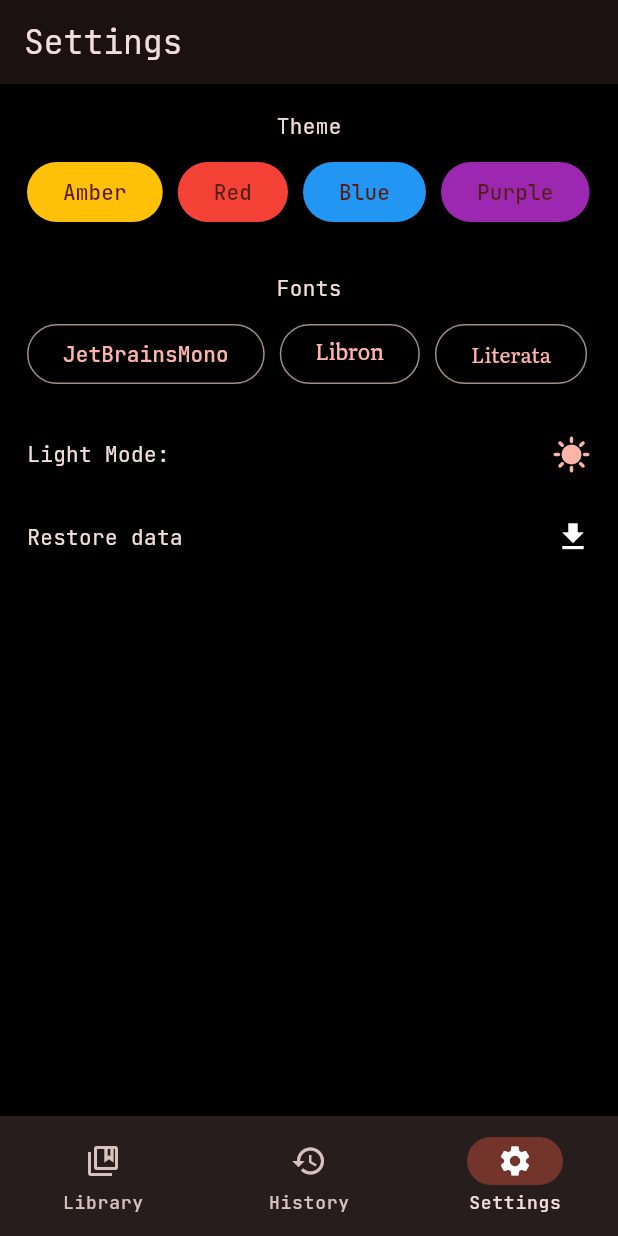
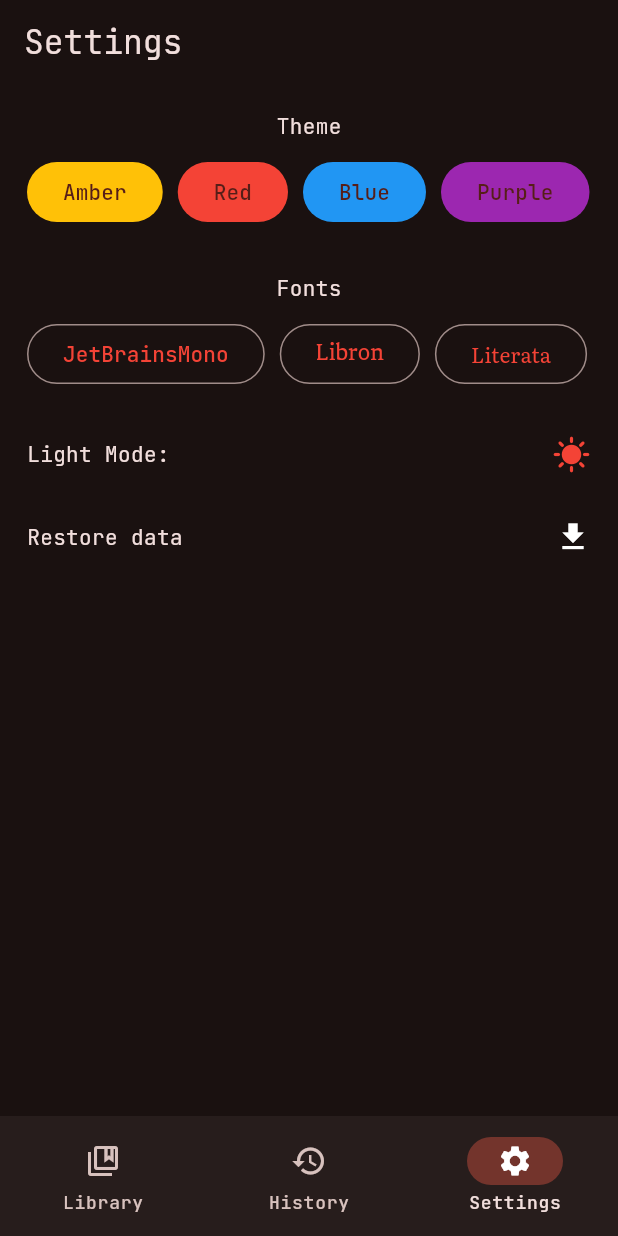
Before and after one commit to Kawa37/flutter-nvls, a Flutter app: the screen it shows after launch, swiped to page 3, on a phone screen of 412 x 824 dp. Run offline on Flutter 3.47's test engine with Material 3 defaults, Android fonts, the phone set to English and light mode, and no system bars; our stand-ins replace expandable_text, flutter_slidable, hive, hive_flutter, permission_handler; accounts and stored records are empty.

Commit message:
fixed selecting color

```diff
--- a/lib/main.dart
+++ b/lib/main.dart
@@ -19,7 +19,6 @@ Map colors = {
   'Green': Colors.green,
   'Indigo': Colors.indigo,
   'Pink': Colors.pink,
-  'Transparent': Colors.transparent,
 };
 
 List<String> fonts = ['JetBrainsMono', 'Libron', 'Literata', 'FiraCode'];
@@ -61,6 +60,16 @@ void main() async {
 class MyApp extends StatelessWidget {
   const MyApp({super.key});
 
+  ColorScheme _scheme(Color color, Brightness brightness) {
+    return ColorScheme.fromSeed(
+      seedColor: color,
+      brightness: brightness,
+    ).copyWith(
+      primary: color, // added: forces primary to be exactly your chosen color
+      // onPrimary: Colors.white, // optional: uncomment if text on primary looks unreadable
+    );
+  }
+
   @override
   Widget build(BuildContext context) {
     return ListenableBuilder(
@@ -73,17 +82,15 @@ class MyApp extends StatelessWidget {
           home: MainScreen(),
           themeMode: currMode,
           theme: ThemeData(
-            colorSchemeSeed: currColor,
+            colorScheme: _scheme(currColor, Brightness.light),
             useMaterial3: true,
-            brightness: Brightness.light,
             fontFamily: fontS,
           ),
           darkTheme: ThemeData(
-            colorSchemeSeed: currColor,
+            colorScheme: _scheme(currColor, Brightness.dark),
             fontFamily: fontS,
-            brightness: Brightness.dark,
             useMaterial3: true,
-          ).copyWith(scaffoldBackgroundColor: Colors.black),
+          ),
         );
       },
     );
```
Also changed, not shown: lib/chaplist.dart (+7 -2 lines), lib/home.dart (+12 -8 lines), 2 other files.
